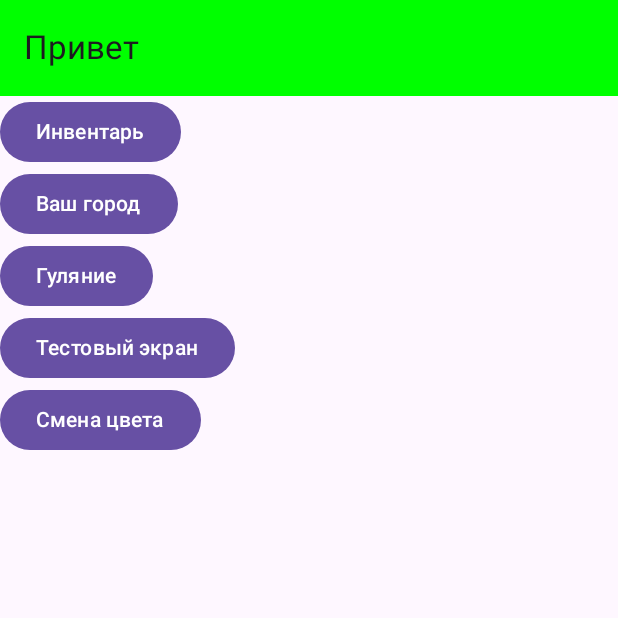
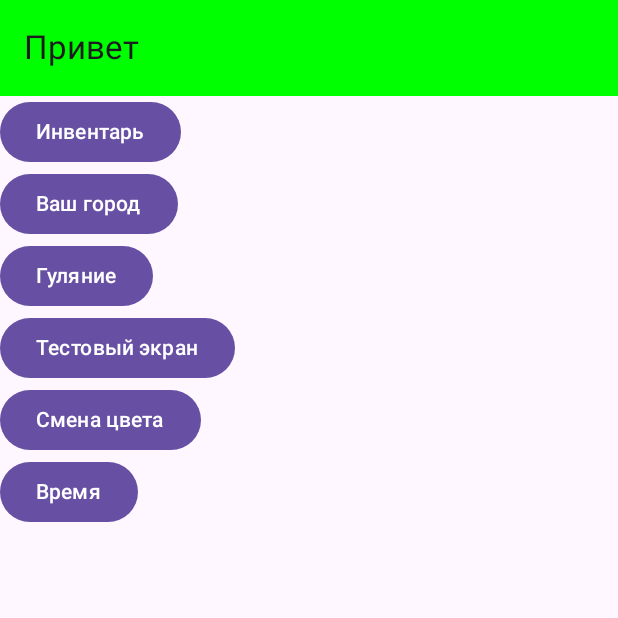
Before and after one commit to Timofiy0-0/Inventory, an Android app built with Jetpack Compose: the screen it shows after launch (MainActivity), on a phone screen of 412 x 824 dp, the top half of it. Run offline under Robolectric (Android 15) with nearby library versions, the phone set to English and light mode, and no system bars.

```diff
--- a/app/src/main/java/com/tima/inventory/MainActivity.kt
+++ b/app/src/main/java/com/tima/inventory/MainActivity.kt
@@ -19,6 +19,8 @@ import androidx.navigation.NavHostController
 import androidx.navigation.compose.NavHost
 import androidx.navigation.compose.composable
 import androidx.navigation.compose.rememberNavController
+import com.tima.inventory.ui.theme.TimeScreen
+import com.tima.inventory.ui.theme.Time_SCREEN
 
 class MainActivity : ComponentActivity() {
     override fun onCreate(savedInstanceState: Bundle?) {
@@ -59,6 +61,7 @@ fun MyApp() {
             composable(SCREEN_HOME) { ScreenHome(navController) }
             composable(SCREEN_WALK) { ScreenWalk(navController) }
             composable(FON_SCREEN) { FonScreen() }
+            composable(Time_SCREEN) { TimeScreen() }
 
         }
     }
@@ -84,5 +87,8 @@ fun MainScreen(navController: NavHostController) {
         Button(onClick = { navController.navigate(FON_SCREEN) }) {
             Text(text = "Смена цвета")
         }
+        Button(onClick = { navController.navigate(Time_SCREEN) }) {
+            Text(text = "Время")
+        }
     }
 }
```
Also changed, not shown: app/src/main/java/com/tima/inventory/ui/theme/Cloth.kt (added, +13 -0 lines), app/src/main/java/com/tima/inventory/ui/theme/Time.kt (added, +31 -0 lines).
